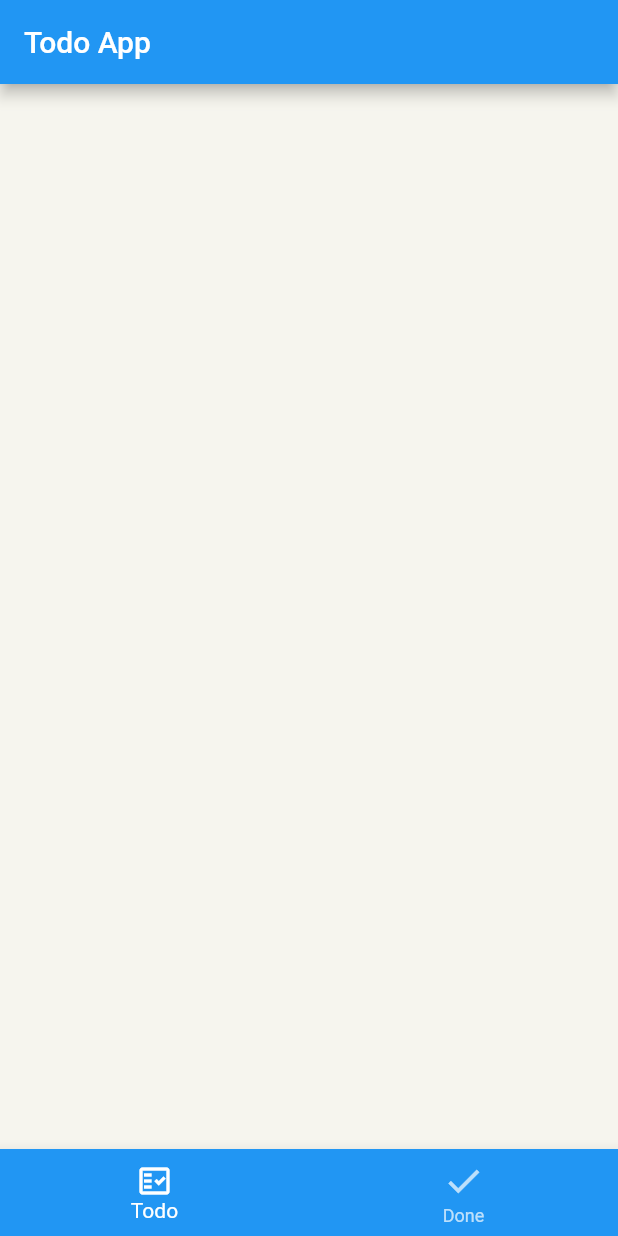
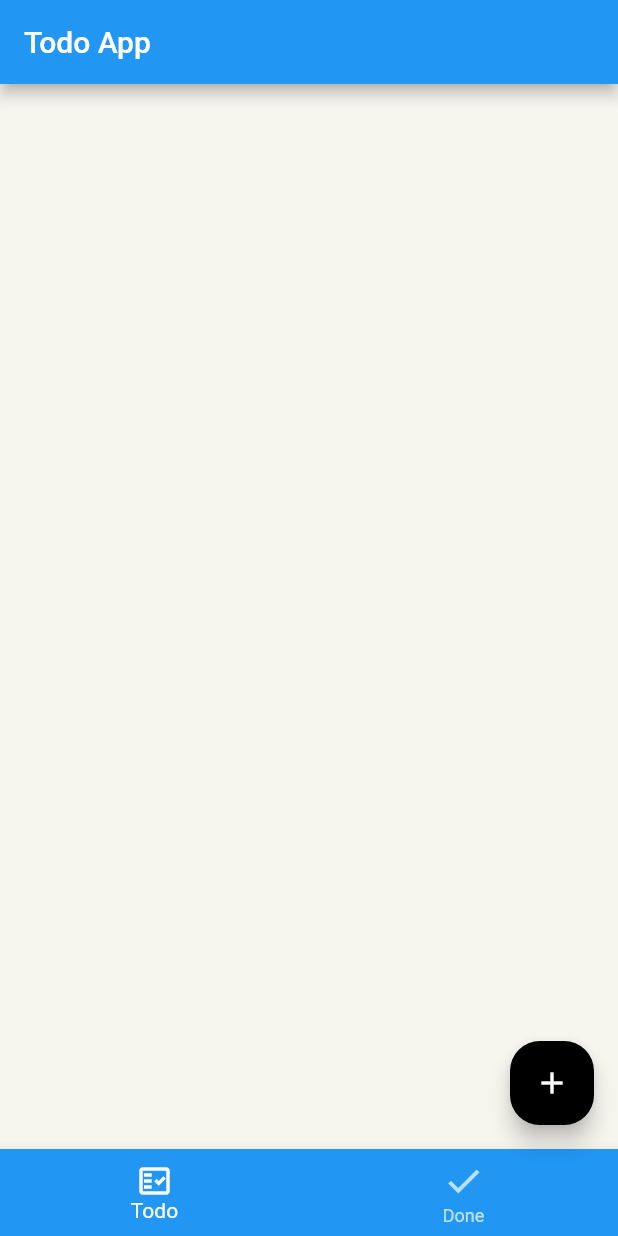
Before and after one commit to pranavdurai10/Todo-Flutter-App, a Flutter app: the screen it shows after launch, on a phone screen of 412 x 824 dp. Run offline on Flutter 3.47's test engine with Material 2 defaults, Android fonts, the phone set to English and light mode, and no system bars.

Commit message:
Added "Add" button
Implemented an "Add" button for creating new tasks from the home screen

```diff
--- a/todo_list/lib/page/home_page.dart
+++ b/todo_list/lib/page/home_page.dart
@@ -39,6 +39,13 @@ class _HomePageState extends State<HomePage> {
           ),
         ],
       ),
+      body: tabs[selectedIndex],
+      floatingActionButton: FloatingActionButton(
+        shape: RoundedRectangleBorder(borderRadius: BorderRadius.circular(20)),
+        backgroundColor: Colors.black,
+        onPressed: () {},
+        child: Icon(Icons.add),
+      ),
     );
   }
 }
```
